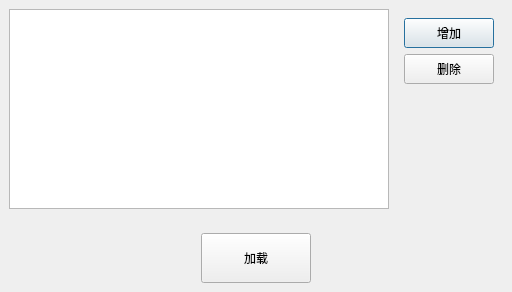
Qt form digitalIntegration/OneClickLoadDialog.ui (jiaqingguo/DI) before a commit.
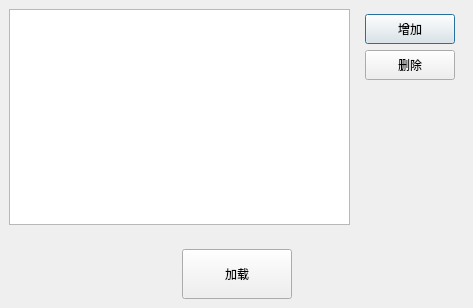
The same form after that commit.

The edit to the form file:
```diff
--- a/digitalIntegration/OneClickLoadDialog.ui
+++ b/digitalIntegration/OneClickLoadDialog.ui
@@ -6,8 +6,8 @@
    <rect>
     <x>0</x>
     <y>0</y>
-    <width>512</width>
-    <height>292</height>
+    <width>473</width>
+    <height>308</height>
    </rect>
   </property>
   <property name="windowTitle">
@@ -49,7 +49,7 @@
         <number>9</number>
        </property>
        <property name="topMargin">
-        <number>9</number>
+        <number>5</number>
        </property>
        <property name="rightMargin">
         <number>9</number>
```
